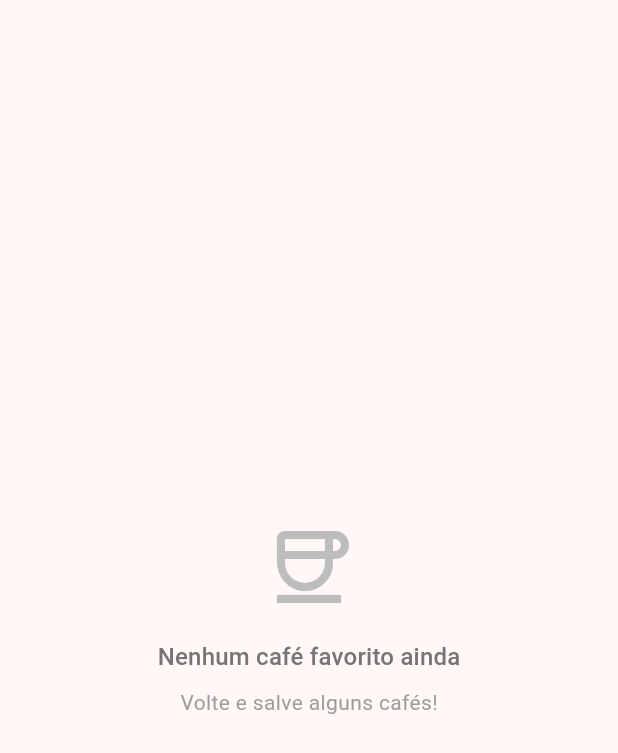
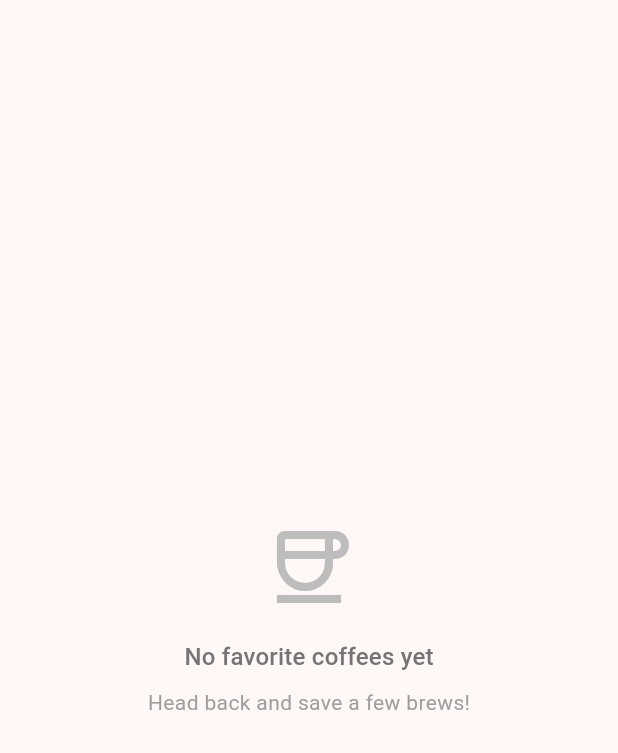
Before and after one commit to Pedro-Ivo-BM/very_good_coffee_from_peter, a Flutter app: the _EmptyFavoritesView widget shown alone on an empty page, opened directly, on a phone screen of 412 x 824 dp. Shown: the top 753 px of the screen. Run offline on Flutter 3.47's test engine with Material 3 defaults, Android fonts, the phone set to English and light mode, and no system bars; our stand-ins replace flutter_bloc, go_router; network calls fail.

Commit message:
chore: alter texts to UI

```diff
--- a/lib/favorite_coffees/bloc/favorite_coffees_cubit.dart
+++ b/lib/favorite_coffees/bloc/favorite_coffees_cubit.dart
@@ -69,7 +69,7 @@ class FavoritesCubit extends Cubit<FavoritesState> {
       emit(
         state.copyWith(
           status: FavoritesStatus.failure,
-          errorMessage: 'Erro ao carregar favoritos: $error',
+          errorMessage: 'Failed to load favorites: $error',
         ),
       );
     }
@@ -92,14 +92,14 @@ class FavoritesCubit extends Cubit<FavoritesState> {
               ? FavoritesStatus.empty
               : FavoritesStatus.success,
           actionStatus: FavoritesActionStatus.success,
-          actionMessage: 'Favorito removido com sucesso!',
+          actionMessage: 'Favorite removed successfully!',
         ),
       );
     } catch (error) {
       emit(
         state.copyWith(
           actionStatus: FavoritesActionStatus.failure,
-          actionMessage: 'Erro ao deletar favorito: $error',
+          actionMessage: 'Failed to delete favorite: $error',
         ),
       );
     }
--- a/lib/favorite_coffees/view/favorite_coffees_page.dart
+++ b/lib/favorite_coffees/view/favorite_coffees_page.dart
@@ -64,7 +64,7 @@ class _FavoritesView extends StatelessWidget {
       },
       child: Scaffold(
         appBar: AppBar(
-          title: const Text('Cafés Favoritos'),
+          title: const Text('Favorite Coffees'),
           backgroundColor: Theme.of(context).colorScheme.inversePrimary,
         ),
         body: BlocBuilder<FavoritesCubit, FavoritesState>(
@@ -178,7 +178,7 @@ class _FavoritesView extends StatelessWidget {
                 crossAxisAlignment: CrossAxisAlignment.start,
                 children: [
                   Text(
-                    'Salvo em:',
+                    'Saved on:',
                     style: Theme.of(context).textTheme.labelSmall,
                   ),
                   Text(
@@ -197,7 +197,7 @@ class _FavoritesView extends StatelessWidget {
   String _formatDate(DateTime date) {
     return '${date.day.toString().padLeft(2, '0')}/'
         '${date.month.toString().padLeft(2, '0')}/'
-        '${date.year} às '
+        '${date.year} at '
         '${date.hour.toString().padLeft(2, '0')}:'
         '${date.minute.toString().padLeft(2, '0')}';
   }
@@ -215,14 +215,14 @@ class _EmptyFavoritesView extends StatelessWidget {
           Icon(Icons.coffee_outlined, size: 64, color: Colors.grey[400]),
           const SizedBox(height: 16),
           Text(
-            'Nenhum café favorito ainda',
+            'No favorite coffees yet',
             style: Theme.of(
               context,
             ).textTheme.titleMedium?.copyWith(color: Colors.grey[600]),
           ),
           const SizedBox(height: 8),
           Text(
-            'Volte e salve alguns cafés!',
+            'Head back and save a few brews!',
             style: Theme.of(
               context,
             ).textTheme.bodyMedium?.copyWith(color: Colors.grey[500]),
@@ -247,14 +247,14 @@ class _ErrorView extends StatelessWidget {
           const Icon(Icons.error_outline, size: 48, color: Colors.red),
           const SizedBox(height: 12),
           Text(
-            'Não foi possível carregar os favoritos.',
+            'We could not load your favorites.',
             style: Theme.of(context).textTheme.bodyMedium,
           ),
           const SizedBox(height: 16),
           FilledButton.icon(
             onPressed: onRetry,
             icon: const Icon(Icons.refresh),
-            label: const Text('Tentar novamente'),
+            label: const Text('Try again'),
           ),
         ],
       ),
--- a/lib/random_coffees/bloc/random_coffees_cubit.dart
+++ b/lib/random_coffees/bloc/random_coffees_cubit.dart
@@ -65,7 +65,7 @@ class CoffeeCubit extends Cubit<CoffeeState> {
       emit(
         state.copyWith(
           status: CoffeeStatus.failure,
-          errorMessage: 'Erro ao carregar café: $error',
+          errorMessage: 'Failed to load coffee: $error',
         ),
       );
     }
@@ -89,7 +89,7 @@ class CoffeeCubit extends Cubit<CoffeeState> {
       emit(
         state.copyWith(
           saveStatus: CoffeeSaveStatus.failure,
-          saveErrorMessage: 'Erro ao salvar favorito: $error',
+          saveErrorMessage: 'Failed to save favorite: $error',
         ),
       );
     }
--- a/lib/random_coffees/view/random_coffees_page.dart
+++ b/lib/random_coffees/view/random_coffees_page.dart
@@ -54,7 +54,7 @@ class _CoffeeView extends StatelessWidget {
         if (state.saveStatus == CoffeeSaveStatus.success) {
           messenger.showSnackBar(
             const SnackBar(
-              content: Text('Café salvo como favorito!'),
+              content: Text('Coffee saved to favorites!'),
               backgroundColor: Colors.green,
               duration: Duration(seconds: 2),
             ),
@@ -78,7 +78,7 @@ class _CoffeeView extends StatelessWidget {
           actions: [
             IconButton(
               icon: const Icon(Icons.favorite),
-              tooltip: 'Ver favoritos',
+              tooltip: 'View favorites',
               onPressed: () => _navigateToFavorites(context),
             ),
           ],
@@ -154,7 +154,9 @@ class _CoffeeView extends StatelessWidget {
                                   )
                                 : const Icon(Icons.favorite),
                             label: Text(
-                              isSaving ? 'Salvando...' : 'Salvar como Favorito',
+                              isSaving
+                                  ? 'Saving...'
+                                  : 'Save to Favorites',
                             ),
                             style: ElevatedButton.styleFrom(
                               padding: const EdgeInsets.symmetric(
@@ -171,7 +173,7 @@ class _CoffeeView extends StatelessWidget {
                                       .read<CoffeeCubit>()
                                       .loadRandomCoffee(),
                             icon: const Icon(Icons.refresh),
-                            label: const Text('Nova Imagem'),
+                            label: const Text('New Image'),
                             style: ElevatedButton.styleFrom(
                               padding: const EdgeInsets.symmetric(
                                 horizontal: 24,
@@ -186,7 +188,7 @@ class _CoffeeView extends StatelessWidget {
                 );
               }
 
-              return const Text('Nenhuma imagem carregada');
+              return const Text('No image loaded');
             },
           ),
         ),
```
